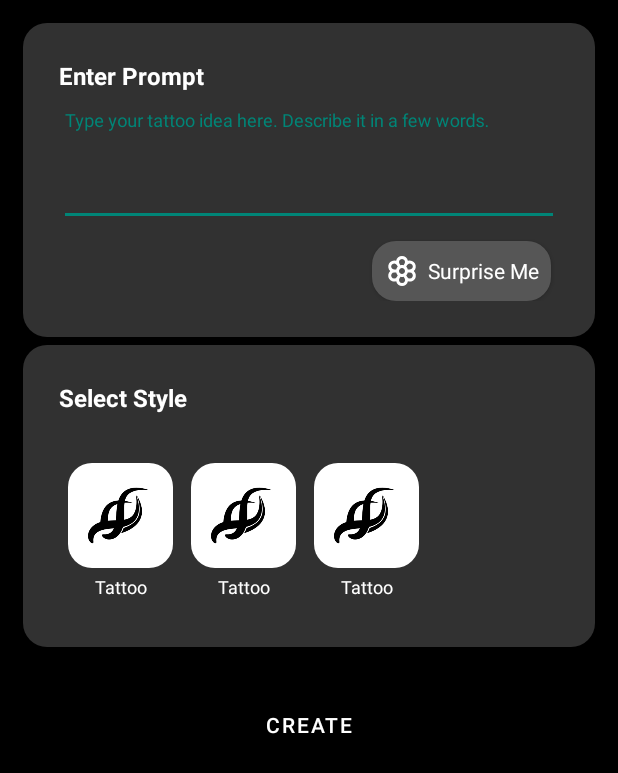
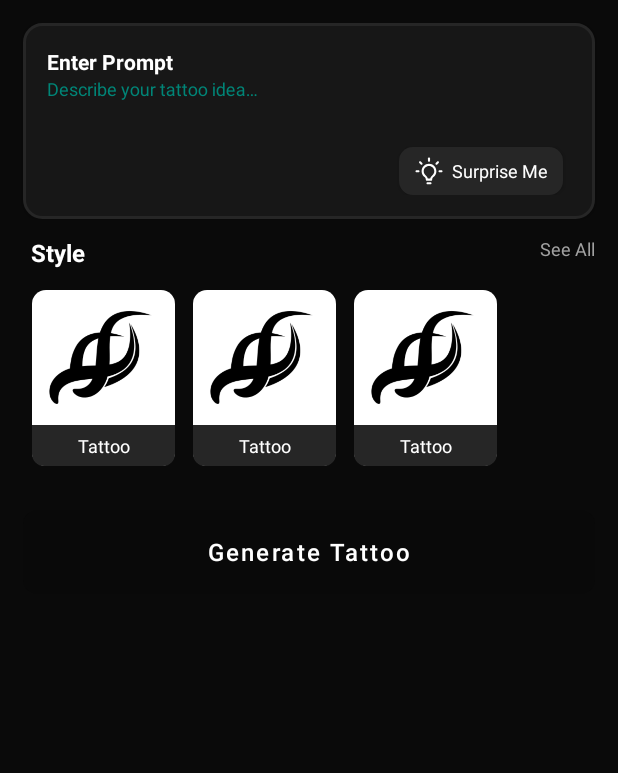
Before and after one commit to AbdulBasitKnights/AiTattooMaker, an Android app: the layout fragment_ai_create.xml on its own in the app's theme, with its tools: preview values and no code run, on a phone screen of 412 x 824 dp. Shown: the top 773 px of the screen. Run offline under Robolectric (Android 15) with nearby library versions, the phone set to English and light mode, and no system bars.

Commit message:
ai create ui in progress

```diff
--- a/app/src/main/java/com/basit/aitattoomaker/presentation/ai_create/AiCreateFragment.kt
+++ b/app/src/main/java/com/basit/aitattoomaker/presentation/ai_create/AiCreateFragment.kt
@@ -20,7 +20,6 @@ class AiCreateFragment : Fragment(R.layout.fragment_ai_create) {
     override fun onViewCreated(view: View, savedInstanceState: Bundle?) {
         super.onViewCreated(view, savedInstanceState)
         _binding = FragmentAiCreateBinding.bind(view)
-
         setupRecycler()
         setupTextWatcher()
     }
@@ -43,6 +42,10 @@ class AiCreateFragment : Fragment(R.layout.fragment_ai_create) {
     }
 
     private fun setupTextWatcher() {
+        binding.etPrompt.setOnTouchListener { v, event ->
+            v.parent.requestDisallowInterceptTouchEvent(true)
+            false
+        }
         binding.etPrompt.addTextChangedListener {
             binding.btnCreate.isEnabled = !it.isNullOrBlank()
         }
--- /dev/null
+++ b/app/src/main/res/drawable/bg_bottom_round.xml
@@ -0,0 +1,9 @@
+<shape xmlns:android="http://schemas.android.com/apk/res/android"
+    android:shape="rectangle">
+    <solid android:color="@color/grey" />
+    <corners
+        android:bottomLeftRadius="8dp"
+        android:bottomRightRadius="8dp"
+        android:topLeftRadius="0dp"
+        android:topRightRadius="0dp"/>
+</shape>
--- a/app/src/main/res/drawable/bg_loader_round.xml
+++ b/app/src/main/res/drawable/bg_loader_round.xml
@@ -1,10 +1,7 @@
 <shape xmlns:android="http://schemas.android.com/apk/res/android"
     android:shape="rectangle">
-    <solid android:color="@android:color/white" />
-    <corners android:radius="16dp" />
-    <padding
-        android:left="8dp"
-        android:top="8dp"
-        android:right="8dp"
-        android:bottom="8dp" />
+    <solid android:color="@color/darkGrey" />
+    <corners android:radius="12dp" />
+    <stroke android:color="@color/grey"
+        android:width="2dp"/>
 </shape>
--- /dev/null
+++ b/app/src/main/res/drawable/bg_round.xml
@@ -0,0 +1,5 @@
+<shape xmlns:android="http://schemas.android.com/apk/res/android"
+    android:shape="rectangle">
+    <solid android:color="@android:color/white" />
+    <corners android:radius="9dp" />
+</shape>
--- /dev/null
+++ b/app/src/main/res/drawable/surprise.xml
@@ -0,0 +1,27 @@
+<vector xmlns:android="http://schemas.android.com/apk/res/android"
+    android:width="20dp"
+    android:height="20dp"
+    android:viewportWidth="20"
+    android:viewportHeight="20">
+  <path
+      android:pathData="M10,3.813C10.388,3.813 10.703,3.498 10.703,3.109V1.703C10.703,1.315 10.388,1 10,1C9.612,1 9.297,1.315 9.297,1.703V3.109C9.297,3.498 9.612,3.813 10,3.813Z"
+      android:fillColor="#ffffff"/>
+  <path
+      android:pathData="M16.464,3.678C16.189,3.403 15.744,3.403 15.469,3.678L14.475,4.672C14.2,4.947 14.2,5.392 14.475,5.666C14.75,5.941 15.195,5.941 15.469,5.666L16.464,4.672C16.738,4.397 16.738,3.952 16.464,3.678Z"
+      android:fillColor="#ffffff"/>
+  <path
+      android:pathData="M18.297,9.437H17.031C16.643,9.437 16.328,9.752 16.328,10.141C16.328,10.529 16.643,10.844 17.031,10.844H18.297C18.685,10.844 19,10.529 19,10.141C19,9.752 18.685,9.437 18.297,9.437Z"
+      android:fillColor="#ffffff"/>
+  <path
+      android:pathData="M5.525,4.672L4.531,3.678C4.256,3.403 3.811,3.403 3.537,3.678C3.262,3.952 3.262,4.397 3.537,4.672L4.531,5.666C4.805,5.941 5.251,5.941 5.525,5.666C5.8,5.392 5.8,4.947 5.525,4.672Z"
+      android:fillColor="#ffffff"/>
+  <path
+      android:pathData="M2.969,9.437H1.703C1.315,9.437 1,9.752 1,10.141C1,10.529 1.315,10.844 1.703,10.844H2.969C3.357,10.844 3.672,10.529 3.672,10.141C3.672,9.752 3.357,9.437 2.969,9.437Z"
+      android:fillColor="#ffffff"/>
+  <path
+      android:pathData="M10,5.219C7.286,5.219 5.078,7.427 5.078,10.141C5.078,11.69 5.792,13.116 7.036,14.052C7.571,14.455 7.891,15.096 7.891,15.766C7.891,16.154 8.205,16.469 8.594,16.469H11.406C11.795,16.469 12.109,16.154 12.109,15.766C12.109,15.096 12.429,14.455 12.964,14.052C14.208,13.116 14.922,11.69 14.922,10.141C14.922,7.427 12.714,5.219 10,5.219ZM12.119,12.929C11.422,13.453 10.946,14.22 10.774,15.063H9.226C9.054,14.22 8.578,13.453 7.882,12.929C6.994,12.26 6.484,11.244 6.484,10.141C6.484,8.202 8.062,6.625 10,6.625C11.939,6.625 13.516,8.202 13.516,10.141C13.516,11.244 13.007,12.26 12.119,12.929Z"
+      android:fillColor="#ffffff"/>
+  <path
+      android:pathData="M10.985,17.457H9.016C8.628,17.457 8.313,17.772 8.313,18.16C8.313,18.549 8.628,18.863 9.016,18.863H10.985C11.373,18.863 11.688,18.549 11.688,18.16C11.688,17.772 11.373,17.457 10.985,17.457Z"
+      android:fillColor="#ffffff"/>
+</vector>
--- a/app/src/main/res/layout/fragment_ai_create.xml
+++ b/app/src/main/res/layout/fragment_ai_create.xml
@@ -21,7 +21,6 @@
             app:cardCornerRadius="16dp"
             android:layout_margin="5dp"
             android:background="@drawable/bg_loader_round"
-            android:backgroundTint="@color/darkGrey"
             android:elevation="2dp"
             app:layout_constraintTop_toTopOf="parent"
             app:layout_constraintStart_toStartOf="parent"
@@ -48,7 +47,7 @@
                         android:textColor="@color/white"
                         android:text="@string/enter_prompt"
                         android:textStyle="bold"
-                        android:textSize="16sp"/>
+                        android:textSize="14sp"/>
                 </LinearLayout>
 
 
@@ -58,8 +57,14 @@
                     android:layout_height="wrap_content"
                     android:hint="@string/type_your_tattoo"
                     android:textColor="@color/white"
-                    android:textColorHint="@color/grey"
-                    android:layout_marginTop="12dp">
+                    android:gravity="top|start"
+                    android:scrollbars="vertical"
+                    android:overScrollMode="always"
+                    app:boxBackgroundMode="none"
+                    android:inputType="textCapSentences|textMultiLine"
+                    android:imeOptions="flagNoEnterAction"
+                    android:textColorHint="@color/greyText"
+                    android:layout_marginTop="2dp">
 
                     <com.google.android.material.textfield.TextInputEditText
                         android:id="@+id/etPrompt"
@@ -67,17 +72,20 @@
                         android:layout_height="wrap_content"
                         android:inputType="textCapSentences|textMultiLine"
                         android:textColor="@color/white"
-                        android:textColorHint="@color/grey"
-                        android:maxLines="4"
-                        android:minLines="2"/>
+                        android:background="@android:color/transparent"
+                        android:textColorHint="@color/greyText"
+                        android:maxLines="5"
+                        android:minLines="1"/>
                 </com.google.android.material.textfield.TextInputLayout>
 
                 <TextView
                     android:id="@+id/btnSurpriseMe"
-                    android:background="@drawable/bg_loader_round"
+                    android:background="@drawable/bg_round"
                     android:backgroundTint="@color/grey"
                     android:layout_width="wrap_content"
                     android:layout_height="wrap_content"
+                    android:paddingVertical="6dp"
+                    android:paddingHorizontal="10dp"
                     android:layout_gravity="end"
                     android:text="@string/surprise_me"
                     android:drawablePadding="5dp"
@@ -85,9 +93,9 @@
                     android:layout_marginEnd="5dp"
                     android:elevation="2dp"
                     android:gravity="center"
-                    android:textSize="14sp"
+                    android:textSize="12sp"
                     android:textColor="@color/white"
-                    app:drawableStartCompat="@drawable/ai_create"
+                    app:drawableStartCompat="@drawable/surprise"
                     app:drawableTint="@color/white" />
             </LinearLayout>
         </androidx.constraintlayout.widget.ConstraintLayout>
@@ -98,23 +106,21 @@
             android:layout_width="0dp"
             android:layout_height="wrap_content"
             app:cardCornerRadius="16dp"
-            android:layout_margin="5dp"
-            android:background="@drawable/bg_loader_round"
-            android:backgroundTint="@color/darkGrey"
+            android:layout_marginHorizontal="5dp"
             android:elevation="2dp"
             app:layout_constraintTop_toBottomOf="@id/promptCard"
             app:layout_constraintStart_toStartOf="parent"
             app:layout_constraintEnd_toEndOf="parent"
-            android:layout_marginTop="25dp">
+            android:layout_marginTop="8dp">
 
             <LinearLayout
                 android:layout_width="match_parent"
                 android:layout_height="wrap_content"
                 android:orientation="vertical"
-                app:layout_constraintTop_toTopOf="parent"
-                android:padding="16dp">
+                android:paddingVertical="3dp"
+                app:layout_constraintTop_toTopOf="parent">
 
-                <LinearLayout
+                <androidx.constraintlayout.widget.ConstraintLayout
                     android:layout_width="match_parent"
                     android:layout_height="wrap_content"
                     android:orientation="horizontal"
@@ -125,11 +131,23 @@
                         android:layout_width="wrap_content"
                         android:layout_height="wrap_content"
                         android:textColor="@color/white"
+                        android:paddingStart="5dp"
                         android:text="@string/select_style"
+                        app:layout_constraintStart_toStartOf="parent"
+                        app:layout_constraintTop_toTopOf="parent"
                         android:textStyle="bold"
                         android:textSize="16sp"/>
+                    <TextView
+                        android:id="@+id/seeAll"
+                        android:layout_width="wrap_content"
+                        android:layout_height="wrap_content"
+                        android:textColor="@color/lightGrey"
+                        android:text="@string/see_all"
+                        app:layout_constraintEnd_toEndOf="parent"
+                        app:layout_constraintTop_toTopOf="parent"
+                        android:textSize="12sp"/>
 
-                </LinearLayout>
+                </androidx.constraintlayout.widget.ConstraintLayout>
 
                 <androidx.recyclerview.widget.RecyclerView
                     android:id="@+id/rvStyles"
@@ -150,14 +168,16 @@
             android:layout_height="56dp"
             android:text="@string/create"
             android:enabled="false"
-            android:background="@drawable/bg_loader_round"
-            android:backgroundTint="@color/darkGrey"
+            android:background="@drawable/bg_round"
+            android:backgroundTint="@color/grey"
             app:layout_constraintTop_toBottomOf="@id/stylesCard"
             app:layout_constraintStart_toStartOf="parent"
             app:layout_constraintEnd_toEndOf="parent"
             android:layout_marginHorizontal="5dp"
             android:textColor="@color/white"
+            android:textAllCaps="false"
             android:elevation="2dp"
+            android:textSize="16sp"
             android:layout_marginTop="24dp"
             android:layout_marginBottom="16dp"/>
     </androidx.constraintlayout.widget.ConstraintLayout>
--- a/app/src/main/res/layout/fragment_home.xml
+++ b/app/src/main/res/layout/fragment_home.xml
@@ -15,6 +15,7 @@
         android:layout_marginEnd="20dp"
         android:textAlignment="center"
         android:textSize="20sp"
+        android:paddingVertical="12dp"
         android:text="@string/ai_tattoo"
         android:textColor="@color/purple_200"
         android:background="@drawable/bg_loader_round"
@@ -32,6 +33,7 @@
         android:layout_marginStart="20dp"
         android:layout_marginTop="20dp"
         android:layout_marginEnd="20dp"
+        android:paddingVertical="12dp"
         android:textAlignment="center"
         android:textSize="20sp"
         android:text="@string/ai_camera"
--- a/app/src/main/res/layout/item_tattoo.xml
+++ b/app/src/main/res/layout/item_tattoo.xml
@@ -3,32 +3,31 @@
     xmlns:android="http://schemas.android.com/apk/res/android"
     xmlns:app="http://schemas.android.com/apk/res-auto"
     xmlns:tools="http://schemas.android.com/tools"
-    android:layout_width="wrap_content"
+    android:layout_width="95dp"
     android:layout_height="wrap_content"
-    android:layout_marginVertical="4dp"
-    android:paddingHorizontal="6dp"
-    android:paddingVertical="4dp">
+    android:background="@drawable/bg_round"
+    android:layout_marginHorizontal="6dp"
+    android:layout_marginVertical="2dp">
 
     <ImageView
         android:id="@+id/ivTattoo"
-        android:layout_width="70dp"
-        android:layout_height="70dp"
+        android:layout_width="95dp"
+        android:layout_height="90dp"
         android:adjustViewBounds="true"
-        app:layout_constraintBottom_toBottomOf="parent"
         app:layout_constraintEnd_toEndOf="parent"
         app:layout_constraintStart_toStartOf="parent"
         app:layout_constraintTop_toTopOf="parent"
-        android:layout_marginBottom="8dp"
-        android:background="@drawable/bg_loader_round"
         tools:src="@drawable/tattoo" />
 
     <TextView
         android:id="@+id/tvTattooName"
-        android:layout_width="wrap_content"
+        android:layout_width="match_parent"
         android:layout_height="wrap_content"
-        android:layout_marginTop="4dp"
         android:textColor="@color/white"
+        android:background="@drawable/bg_bottom_round"
         android:textSize="12sp"
+        android:gravity="center"
+        android:paddingVertical="5dp"
         app:layout_constraintEnd_toEndOf="@id/ivTattoo"
         app:layout_constraintStart_toStartOf="@id/ivTattoo"
         app:layout_constraintTop_toBottomOf="@id/ivTattoo"
--- a/app/src/main/res/values/colors.xml
+++ b/app/src/main/res/values/colors.xml
@@ -5,8 +5,10 @@
     <color name="purple_700">#FF3700B3</color>
     <color name="teal_200">#FF03DAC5</color>
     <color name="teal_700">#FF018786</color>
-    <color name="black">#FF000000</color>
+    <color name="black">#0A0A0A</color>
     <color name="white">#FFFFFFFF</color>
-    <color name="grey">#565656</color>
-    <color name="darkGrey">#313131</color>
+    <color name="lightGrey">#A1A1A1</color>
+    <color name="greyText">#404040</color>
+    <color name="grey">#262626</color>
+    <color name="darkGrey">#171717</color>
 </resources>
--- a/app/src/main/res/values/strings.xml
+++ b/app/src/main/res/values/strings.xml
@@ -15,7 +15,8 @@
     <string name="ai_camera">Ai Camera</string>
     <string name="surprise_me">Surprise Me</string>
     <string name="enter_prompt">Enter Prompt</string>
-    <string name="type_your_tattoo">Type your tattoo idea here. Describe it in a few words.</string>
-    <string name="select_style">Select Style</string>
-    <string name="create">Create</string>
+    <string name="type_your_tattoo">Describe your tattoo idea…</string>
+    <string name="select_style">Style</string>
+    <string name="create">Generate Tattoo</string>
+    <string name="see_all">See All</string>
 </resources>
```
